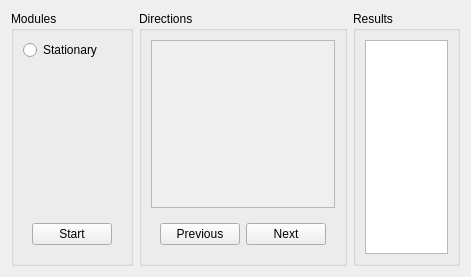
Above: tinyos-2.x/trunk/support/cpp/TestShimmer/src/CalibrationWidget.ui from baharev/szte-wsn-code before the change. Below: the same form after it.
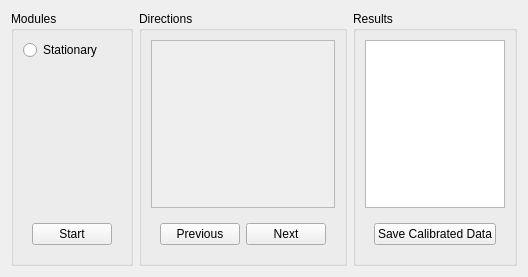
That is the form after the change.

Commit message: TNT-JAMA - for testshimmer calibration LinearEquations class for solving linearEquations with SVD new Calibrated Data tab for plotting

Diff of the .ui file:
```diff
--- a/tinyos-2.x/trunk/support/cpp/TestShimmer/src/CalibrationWidget.ui
+++ b/tinyos-2.x/trunk/support/cpp/TestShimmer/src/CalibrationWidget.ui
@@ -159,6 +159,19 @@
       <item>
        <widget class="QTextBrowser" name="calibrationResults"/>
       </item>
+      <item>
+       <widget class="QWidget" name="widget_3" native="true">
+        <layout class="QHBoxLayout" name="horizontalLayout_4">
+         <item>
+          <widget class="QPushButton" name="saveButton">
+           <property name="text">
+            <string>Save Calibrated Data</string>
+           </property>
+          </widget>
+         </item>
+        </layout>
+       </widget>
+      </item>
      </layout>
     </widget>
    </item>
```
The commit also changes 81 other files.
